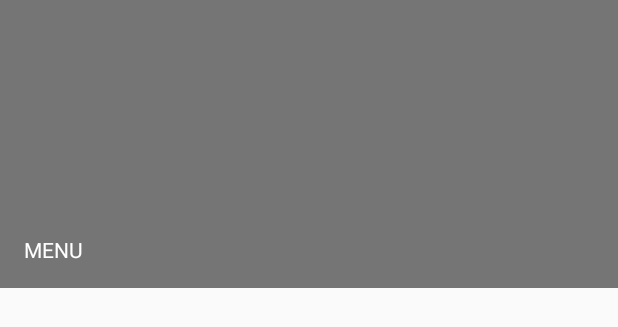
After one commit to abinshoby/ProjectR, an Android app: the layout headerlayout.xml on its own in the app's theme, with its tools: preview values and no code run, on a phone screen of 412 x 824 dp. The commit adds this screen. Shown: the top 327 px of the screen. Run offline under Robolectric (Android 15) with nearby library versions, the phone set to English and light mode, and no system bars.

Commit message:
"theme changed"

```diff
--- a/app/build.gradle
+++ b/app/build.gradle
@@ -21,6 +21,7 @@ android {
 dependencies {
     implementation fileTree(include: ['*.jar'], dir: 'libs')
     implementation 'com.android.support:appcompat-v7:26.1.0'
+    implementation 'com.android.support:design:26.1.0'
     implementation 'com.android.support.constraint:constraint-layout:1.0.2'
     testImplementation 'junit:junit:4.12'
     androidTestImplementation 'com.android.support.test:runner:1.0.1'
--- a/app/src/main/AndroidManifest.xml
+++ b/app/src/main/AndroidManifest.xml
@@ -9,7 +9,7 @@
         android:label="@string/app_name"
         android:roundIcon="@mipmap/ic_launcher_round"
         android:supportsRtl="true"
-        android:theme="@style/AppTheme">
+        android:theme="@style/Theme.AppCompat.Light" >
         <activity android:name=".MainActivity">
             <intent-filter>
                 <action android:name="android.intent.action.MAIN" />
--- /dev/null
+++ b/app/src/main/res/layout/headerlayout.xml
@@ -0,0 +1,17 @@
+<?xml version="1.0" encoding="utf-8"?>
+<LinearLayout xmlns:android="http://schemas.android.com/apk/res/android"
+    android:layout_width="match_parent"
+    android:layout_height="192dp"
+    android:background="?attr/colorPrimaryDark"
+    android:padding="16dp"
+    android:theme="@style/ThemeOverlay.AppCompat.Dark"
+    android:orientation="vertical"
+    android:gravity="bottom">
+
+    <TextView
+        android:layout_width="match_parent"
+        android:layout_height="wrap_content"
+        android:text="MENU"
+        android:textAppearance="@style/TextAppearance.AppCompat.Body1"/>
+
+</LinearLayout>
```
Also changed, not shown: app/src/main/java/com/tkmce/railwayanalyzer/MainActivity.java (+10 -2 lines), app/src/main/res/drawable/ic_menu.xml (added, +9 -0 lines), app/src/main/res/layout/activity_main.xml (+9 -7 lines), app/src/main/res/menu/drawer_view.xml (added, +18 -0 lines).
